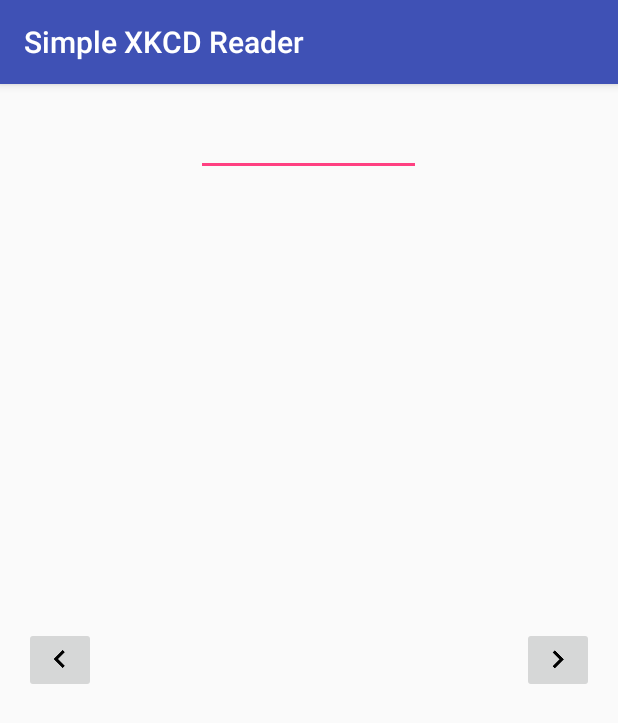
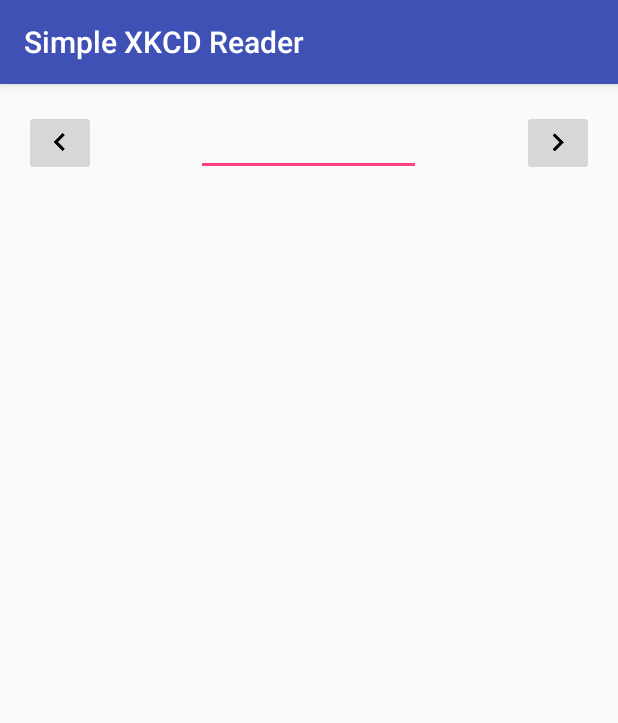
Before and after one commit to jpluomajoki/SimpleXKCDReader, an Android app: the screen it shows after launch (MainActivity), on a phone screen of 412 x 824 dp. Shown: the top 723 px of the screen. Run offline under Robolectric (Android 15) with nearby library versions, the phone set to English and light mode, and no system bars; pictures from the network do not load.

Commit message:
Fixed ui
UI broke in the last commit, fixed it.

```diff
--- a/app/src/main/res/layout/activity_main.xml
+++ b/app/src/main/res/layout/activity_main.xml
@@ -23,16 +23,6 @@
     <ImageButton
         android:layout_width="wrap_content"
         android:layout_height="wrap_content"
-        app:srcCompat="@drawable/ic_keyboard_arrow_left_black_24dp"
-        android:id="@+id/prevButton"
-        android:onClick="on_prevButton_click"
-        android:layout_centerVertical="true"
-        android:layout_alignParentLeft="true"
-        android:layout_alignParentStart="true" />
-
-    <ImageButton
-        android:layout_width="wrap_content"
-        android:layout_height="wrap_content"
         app:srcCompat="@drawable/ic_keyboard_arrow_right_black_24dp"
         android:id="@+id/nextButton"
         android:onClick="on_nextButton_click"
@@ -49,4 +39,14 @@
         android:layout_centerHorizontal="true"
         android:layout_marginTop="50dp" />
 
+    <ImageButton
+        android:layout_width="wrap_content"
+        android:layout_height="wrap_content"
+        app:srcCompat="@drawable/ic_keyboard_arrow_left_black_24dp"
+        android:id="@+id/prevButton"
+        android:onClick="on_prevButton_click"
+        android:layout_alignBottom="@+id/editText"
+        android:layout_alignParentLeft="true"
+        android:layout_alignParentStart="true" />
+
 </RelativeLayout>
```
